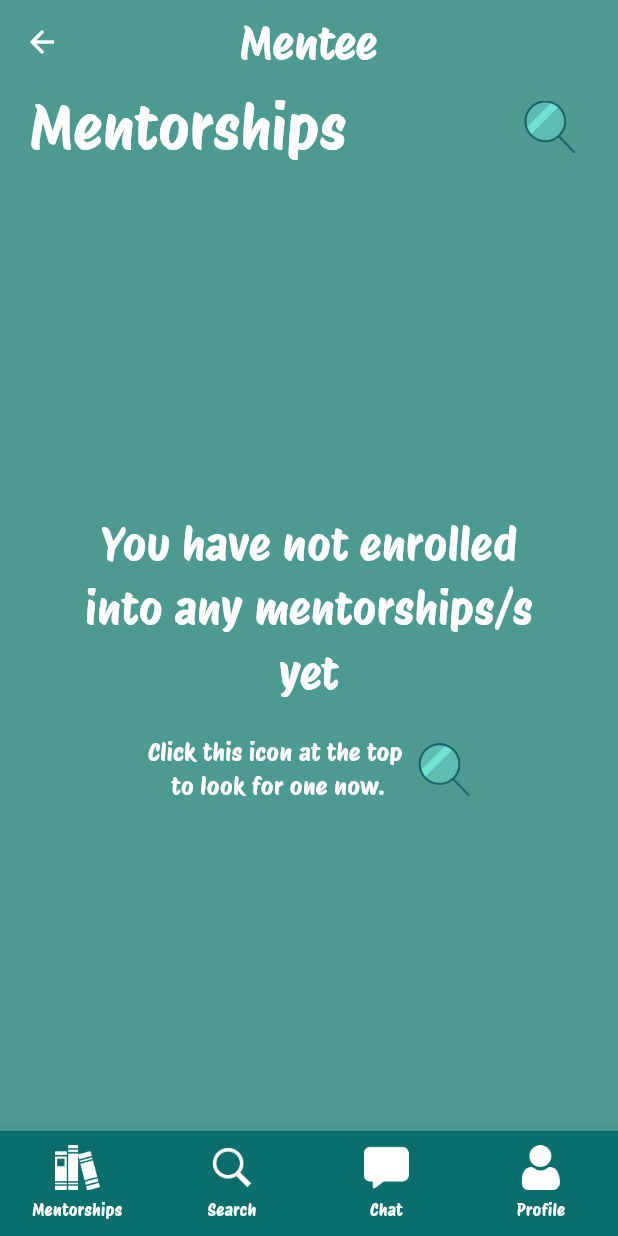
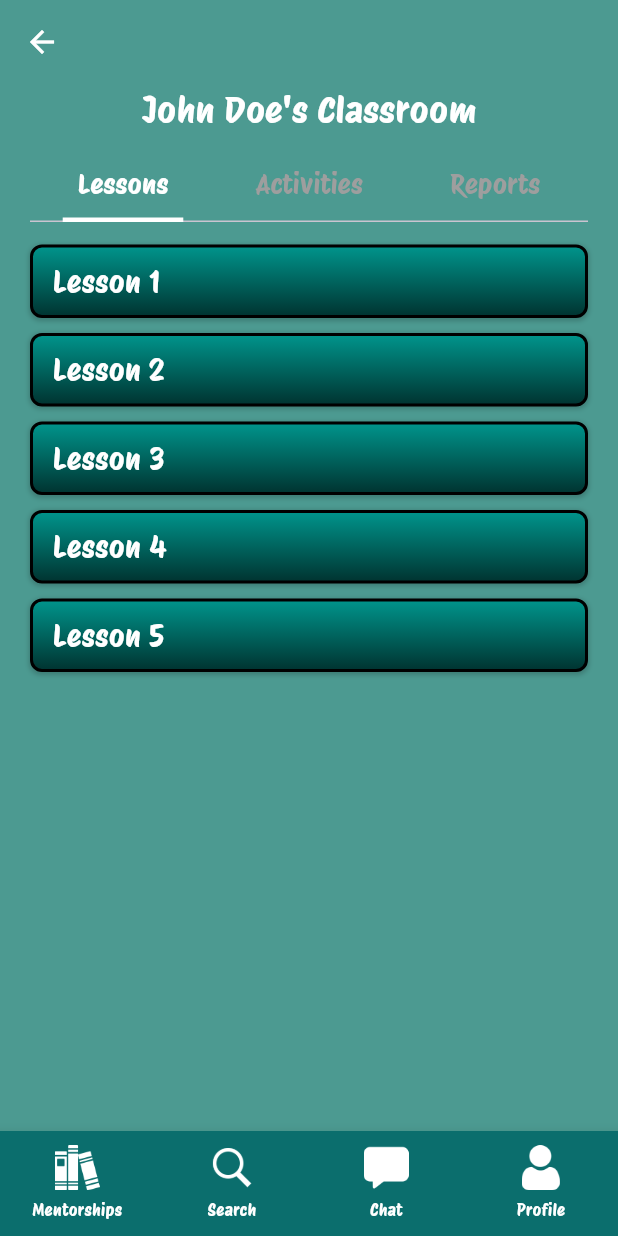
Before and after one commit to jaderaposa/mentor_shift, a Flutter app: the screen it shows after launch, on a phone screen of 412 x 824 dp. Run offline on Flutter 3.47's test engine with Material 3 defaults, Android fonts, the phone set to English and light mode, and no system bars.

Commit message:
lessons section done

```diff
--- a/lib/main.dart
+++ b/lib/main.dart
@@ -1,6 +1,7 @@
 import 'package:flutter/material.dart';
 import 'package:mentor_shift/pages/landing_mentee.dart';
 import 'package:mentor_shift/pages/login.dart';
+import 'package:mentor_shift/pages/mentor_learning_page.dart';
 import 'package:mentor_shift/pages/register.dart';
 import 'package:mentor_shift/pages/register2_mentee.dart';
 import 'package:mentor_shift/pages/register3_mentor.dart';
@@ -11,7 +12,7 @@ import 'package:mentor_shift/pages/mentorships_screen.dart';
 import 'package:mentor_shift/pages/messaging.dart';
 import 'package:mentor_shift/pages/view_mentor.dart';
 
-void main() => runApp(MaterialApp(initialRoute: '/mentorships', routes: {
+void main() => runApp(MaterialApp(initialRoute: '/mlp', routes: {
       // '/': (context) => Loading(),
       '/login': (context) => const Login(),
       '/register': (context) => const Register(),
@@ -24,4 +25,5 @@ void main() => runApp(MaterialApp(initialRoute: '/mentorships', routes: {
       '/register2': (context) => const Register2(),
       '/register3': (context) => const Register3(),
       '/landingmentee': (context) => const LandingMentee(),
+      '/mlp': (context) => const MentorLearningPage(),
     }));
--- /dev/null
+++ b/lib/pages/mentor_learning_page.dart
@@ -0,0 +1,161 @@
+//import dart
+import 'package:flutter/material.dart';
+import 'package:mentor_shift/objects/bottomnav.dart';
+import 'package:mentor_shift/objects/style/boxshadow.dart';
+
+class MentorLearningPage extends StatefulWidget {
+  const MentorLearningPage({super.key});
+
+  @override
+  State<MentorLearningPage> createState() => _MentorLearningPageState();
+}
+
+class _MentorLearningPageState extends State<MentorLearningPage>
+    with SingleTickerProviderStateMixin {
+  late TabController _tabController;
+  String mentorName = 'John Doe'; // Add this line
+  // Sample data
+  final List<String> lessons = [
+    'Lesson 1',
+    'Lesson 2',
+    'Lesson 3',
+    'Lesson 4',
+    'Lesson 5',
+    // Add more lessons as needed
+  ];
+
+  @override
+  void initState() {
+    super.initState();
+    _tabController = TabController(length: 3, vsync: this);
+  }
+
+  @override
+  void dispose() {
+    _tabController.dispose();
+    super.dispose();
+  }
+
+  @override
+  Widget build(BuildContext context) {
+    return Scaffold(
+      backgroundColor: const Color(0xFF4C9A91),
+      appBar: AppBar(
+        backgroundColor: const Color(0xFF4C9A91),
+        leading: IconButton(
+          icon: const Icon(
+            Icons.arrow_back,
+            color: Colors.white,
+          ), // replace with your custom back button
+          onPressed: () {
+            Navigator.of(context).pop();
+          },
+        ),
+        // title: const Text(
+        //   'Mentee',
+        //   style: TextStyle(
+        //     color: Colors.white,
+        //     fontSize: 30.0,
+        //     fontFamily: 'ProtestRiot',
+        //   ),
+        // ),
+        centerTitle: true,
+      ),
+      body: Column(
+        children: [
+          Text(
+            '$mentorName\'s Classroom',
+            style: const TextStyle(
+                fontSize: 24, color: Colors.white, fontFamily: 'ProtestRiot'),
+          ),
+          Padding(
+            padding:
+                const EdgeInsets.symmetric(vertical: 10.0, horizontal: 20.0),
+            child: TabBar(
+              controller: _tabController,
+              labelColor: Colors.white, // Set the color of the text
+              labelStyle: const TextStyle(
+                // Set the style of the text
+                fontSize: 18,
+                fontFamily: 'ProtestRiot',
+              ),
+              unselectedLabelColor:
+                  Colors.grey, // Set the color of the unselected tabs
+              indicatorSize: TabBarIndicatorSize
+                  .label, // This will make the line under the tabs disappear
+              indicator: const UnderlineTabIndicator(
+                borderSide: BorderSide(
+                  color: Colors.white, // Set the color of the line
+                  width: 3.0, // Set the width of the line
+                ),
+              ),
+              tabs: const [
+                Padding(
+                  padding: EdgeInsets.all(10.0), // Add padding to the tabs
+                  child: Text('Lessons'),
+                ),
+                Padding(
+                  padding: EdgeInsets.all(10.0), // Add padding to the tabs
+                  child: Text('Activities'),
+                ),
+                Padding(
+                  padding: EdgeInsets.all(10.0), // Add padding to the tabs
+                  child: Text('Reports'),
+                ),
+              ],
+            ),
+          ),
+          Expanded(
+            child: TabBarView(
+              controller: _tabController,
+              children: [
+                ListView.builder(
+                  itemCount:
+                      lessons.length, // Use the length of the lessons list
+                  itemBuilder: (BuildContext context, int index) {
+                    return Container(
+                      margin: const EdgeInsets.symmetric(vertical: 5, horizontal: 20),
+                      padding: const EdgeInsets.all(8),
+                      decoration: BoxDecoration(
+                        borderRadius: BorderRadius.circular(8),
+                        gradient: const LinearGradient(
+                          begin: Alignment.topCenter,
+                          end: Alignment.bottomCenter,
+                          colors: [Color(0xff00978e), Color(0xff00312e)],
+                        ),
+                        border: Border.all(
+                          color: Colors.black, // Set the color of the border
+                          width: 2.0, // Set the width of the border
+                        ),
+                        boxShadow: const [kBoxShadow],
+                      ),
+                      child: Padding(
+                        padding: const EdgeInsets.symmetric(horizontal: 5),
+                        child: Text(
+                          lessons[index], // Use the lesson name from the list
+                          style: const TextStyle(
+                            color: Colors.white,
+                            fontSize: 20,
+                            fontFamily: 'ProtestRiot',
+                          ),
+                        ),
+                      ),
+                    );
+                  },
+                ),
+                const Center(child: Text('Activities Content')),
+                const Center(child: Text('Reports Content')),
+              ],
+            ),
+          ),
+        ],
+      ),
+      bottomNavigationBar: CustomBottomNavigationBar(
+        currentIndex: 0, // set the currently selected item
+        onTap: (index) {
+          // handle the tap event
+        },
+      ),
+    );
+  }
+}
```
